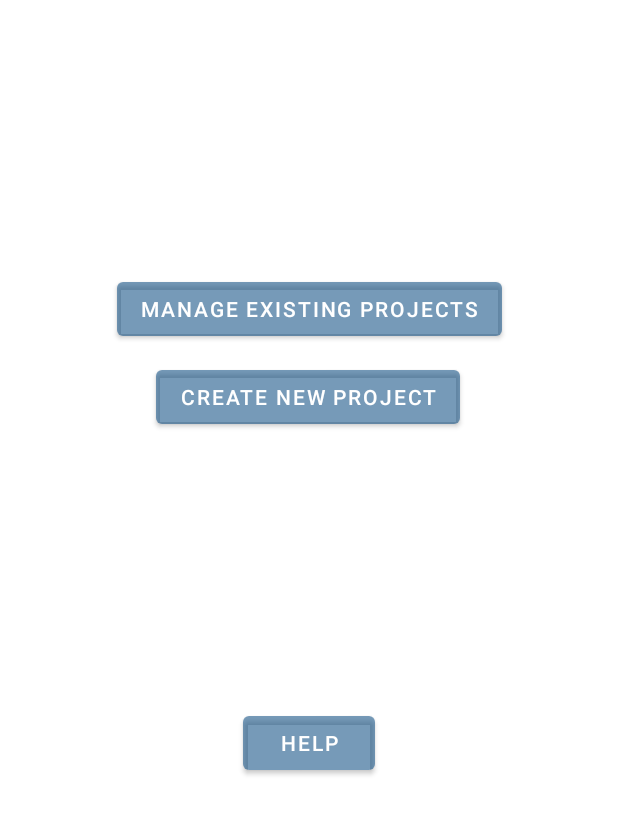
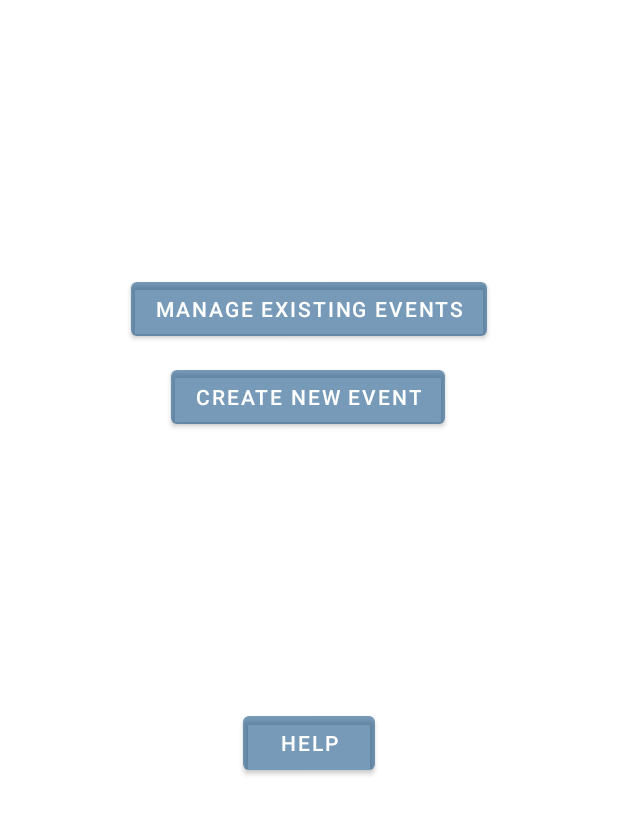
Before and after one commit to zsiciliani/ECSE424-07, an Android app: the screen it shows after launch (MainActivity), on a phone screen of 412 x 824 dp, the part 392-1227 px from its top. Run offline under Robolectric (Android 15) with nearby library versions, the phone set to English and light mode, and no system bars.

Commit message:
Final Alpha update

```diff
--- a/ActivityBuilder/app/src/main/res/layout/activity_main.xml
+++ b/ActivityBuilder/app/src/main/res/layout/activity_main.xml
@@ -11,7 +11,7 @@
         android:id="@+id/button"
         android:layout_width="wrap_content"
         android:layout_height="wrap_content"
-        android:text="Manage Existing Projects"
+        android:text="Manage Existing Events"
         android:onClick="manageEvents"
         app:backgroundTint="#92105083"
         app:layout_constraintBottom_toTopOf="@+id/button4"
@@ -26,7 +26,7 @@
         android:layout_height="wrap_content"
         android:layout_marginTop="8dp"
         android:onClick="createEvent"
-        android:text="Create New Project"
+        android:text="Create New Event"
         app:backgroundTint="#92105083"
         app:layout_constraintBottom_toBottomOf="parent"
         app:layout_constraintEnd_toEndOf="parent"
```
Also changed, not shown: 1 other file.
